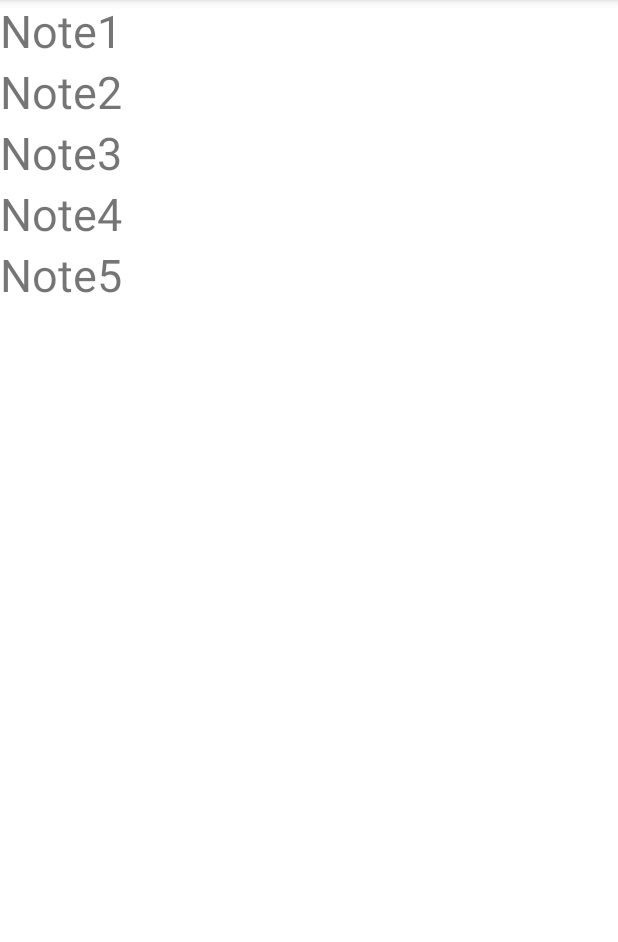
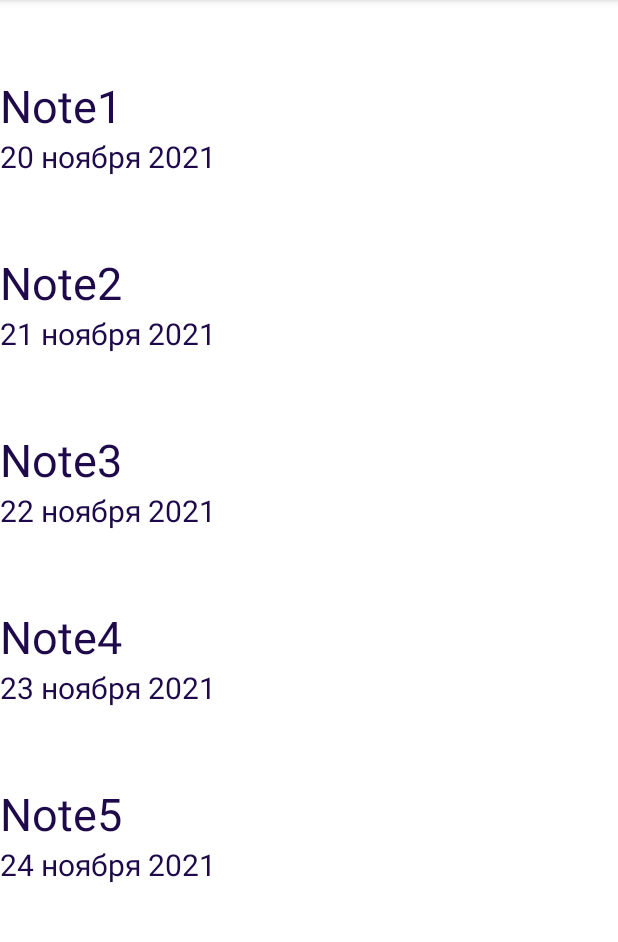
Before and after one commit to NadezhdaDyach/Notes-2021-11-27, an Android app: the screen it shows after launch (MainActivity), on a phone screen of 412 x 824 dp, the part 84-1026 px from its top. Run offline under Robolectric (Android 15) with nearby library versions, the phone set to English and light mode, and no system bars.

Commit message:
Списки

```diff
--- /dev/null
+++ b/app/src/main/java/ru/dachkovska/notes/CardsSource.java
@@ -0,0 +1,6 @@
+package ru.dachkovska.notes;
+
+public interface CardsSource {
+    Note getNote(int position);
+    int size();
+}
--- a/app/src/main/java/ru/dachkovska/notes/Note.java
+++ b/app/src/main/java/ru/dachkovska/notes/Note.java
@@ -8,11 +8,14 @@ public class Note implements Parcelable {
     private String description;
     private String crDate;
 
+    private int picture;
+
 
     protected Note(Parcel in) {
         noteName = in.readString();
         description = in.readString();
         crDate = in.readString();
+        picture=in.readInt();
     }
 
     public static final Creator<Note> CREATOR = new Creator<Note>() {
@@ -51,13 +54,22 @@ public class Note implements Parcelable {
         this.crDate = crDate;
     }
 
+    public int getPicture() {
+        return picture;
+    }
+
+    public void setPicture(int picture) {
+        this.picture = picture;
+    }
+
     public Note() {
     }
 
-    public Note(String noteName, String description, String crDate) {
+    public Note(String noteName, String description, String crDate, int picture) {
         this.noteName = noteName;
         this.description = description;
         this.crDate = crDate;
+        this.picture=picture;
     }
 
     @Override
@@ -70,5 +82,6 @@ public class Note implements Parcelable {
         dest.writeString(noteName);
         dest.writeString(description);
         dest.writeString(crDate);
+        dest.writeInt(picture);
     }
 }
--- a/app/src/main/java/ru/dachkovska/notes/NoteFragment.java
+++ b/app/src/main/java/ru/dachkovska/notes/NoteFragment.java
@@ -1,10 +1,14 @@
 package ru.dachkovska.notes;
 
 import android.content.res.Configuration;
+import android.content.res.TypedArray;
+import android.graphics.BitmapFactory;
+import android.media.Image;
 import android.os.Bundle;
 
 import androidx.annotation.NonNull;
 import androidx.annotation.Nullable;
+import androidx.appcompat.widget.AppCompatImageView;
 import androidx.fragment.app.Fragment;
 import androidx.fragment.app.FragmentManager;
 import androidx.fragment.app.FragmentTransaction;
@@ -13,6 +17,7 @@ import android.view.LayoutInflater;
 import android.view.View;
 import android.view.ViewGroup;
 import android.widget.EditText;
+import android.widget.ImageView;
 import android.widget.LinearLayout;
 import android.widget.TextView;
 
@@ -39,6 +44,7 @@ public class NoteFragment extends Fragment {
         String[] notes = getResources().getStringArray(R.array.notes);
         String[] descriptions = getResources().getStringArray(R.array.description);
         String[] dates = getResources().getStringArray(R.array.created_dates);
+        int[] pictures = getImageArray();
 
         // При помощи этого объекта будем доставать элементы, спрятанные в item.xml
         LayoutInflater ltInflater = getLayoutInflater();
@@ -57,13 +63,26 @@ public class NoteFragment extends Fragment {
             // Достаём элемент из item.xml
             View item = ltInflater.inflate(R.layout.item, layoutView, false);
             // Находим в этом элементе TextView
-            TextView tv = item.findViewById(R.id.textView);
-            tv.setText(currentNote);
+
+            AppCompatImageView image = item.findViewById(R.id.imageView);
+           // image.setImageResource(pictures[i]);
+            TextView tv1 = item.findViewById(R.id.textView1);
+            tv1.setText(currentNote);
+            TextView tv2 = item.findViewById(R.id.textView2);
+            tv2.setText(currentDate);
+
             layoutView.addView(item);
 
+
             final int position=i;
-            tv.setOnClickListener(v -> {
-                showPortDescription(new Note(currentNote,currentDescription,currentDate));
+            image.setOnClickListener(v -> {
+                showPortDescription(new Note(currentNote,currentDescription,currentDate,pictures[position]));
+            });
+            tv1.setOnClickListener(v -> {
+                showPortDescription(new Note(currentNote,currentDescription,currentDate,pictures[position]));
+            });
+            tv2.setOnClickListener(v -> {
+                showPortDescription(new Note(currentNote,currentDescription,currentDate,pictures[position]));
             });
         }
     }
@@ -76,4 +95,13 @@ public class NoteFragment extends Fragment {
                 .replace(R.id.fragment_container, DescriptionsFragment.newInstance(note)).commit();
     }
 
+    private int[] getImageArray(){
+        TypedArray pictures = getResources().obtainTypedArray(R.array.notes_imgs);
+        int length = pictures.length();
+        int[] answer = new int[length];
+        for(int i = 0; i < length; i++){
+            answer[i] = pictures.getResourceId(i, 0);
+        }
+        return answer;
+    }
 }
--- a/app/src/main/res/layout/item.xml
+++ b/app/src/main/res/layout/item.xml
@@ -1,10 +1,35 @@
 <?xml version="1.0" encoding="utf-8"?>
 <FrameLayout xmlns:android="http://schemas.android.com/apk/res/android"
+    xmlns:app="http://schemas.android.com/apk/res-auto"
     android:layout_width="match_parent" android:layout_height="wrap_content">
-    <TextView
-        android:id="@+id/textView"
-        android:layout_width="wrap_content"
+    <LinearLayout
+        android:layout_width="match_parent"
         android:layout_height="wrap_content"
-        android:text="Item"
-        android:textSize="30sp" />
+        android:orientation="vertical">
+
+        <androidx.appcompat.widget.AppCompatImageView
+            android:id="@+id/imageView"
+            android:layout_width="50dp"
+            android:layout_height="50dp"
+            android:layout_weight="1"
+            android:background="?attr/selectableItemBackgroundBorderless"
+            android:clickable="true"
+            android:scaleType="fitXY" />
+
+
+        <TextView
+            android:id="@+id/textView1"
+            android:layout_width="wrap_content"
+            android:layout_height="wrap_content"
+            android:text="Item"
+            android:textSize="30sp" />
+
+        <TextView
+            android:id="@+id/textView2"
+            android:layout_width="wrap_content"
+            android:layout_height="wrap_content"
+            android:text="Item"
+            android:textSize="20sp" />
+    </LinearLayout>
+
 </FrameLayout>
--- a/app/src/main/res/values/arrays.xml
+++ b/app/src/main/res/values/arrays.xml
@@ -1,25 +1,33 @@
 <resources>
     <string-array name="notes">
-        <item>Note1</item>
-        <item>Note2</item>
-        <item>Note3</item>
-        <item>Note4</item>
-        <item>Note5</item>
+        <item>@string/title1</item>
+        <item>@string/title2</item>
+        <item>@string/title3</item>
+        <item>@string/title4</item>
+        <item>@string/title5</item>
     </string-array>
 
     <string-array name="created_dates">
-        <item>20 ноября 2021</item>
-        <item>21 ноября 2021</item>
-        <item>22 ноября 2021</item>
-        <item>23 ноября 2021</item>
-        <item>24 ноября 2021</item>
+        <item>@string/created_date1</item>
+        <item>@string/created_date2</item>
+        <item>@string/created_date3</item>
+        <item>@string/created_date4</item>
+        <item>@string/created_date5</item>
     </string-array>
 
     <string-array name="description">
-        <item>description1</item>
-        <item>description2</item>
-        <item>description3</item>
-        <item>description4</item>
-        <item>description5</item>
+        <item>@string/description1</item>
+        <item>@string/description2</item>
+        <item>@string/description3</item>
+        <item>@string/description4</item>
+        <item>@string/description5</item>
     </string-array>
+
+    <integer-array name="notes_imgs">
+        <item>@drawable/cat1</item>
+        <item>@drawable/cat2</item>
+        <item>@drawable/cat3</item>
+        <item>@drawable/cat4</item>
+        <item>@drawable/cat5</item>
+    </integer-array>
 </resources>
--- a/app/src/main/res/values/colors.xml
+++ b/app/src/main/res/values/colors.xml
@@ -7,4 +7,5 @@
     <color name="teal_700">#FF018786</color>
     <color name="black">#FF000000</color>
     <color name="white">#FFFFFFFF</color>
+    <color name="colorText">#1E0A4A</color>
 </resources>
--- a/app/src/main/res/values/strings.xml
+++ b/app/src/main/res/values/strings.xml
@@ -15,4 +15,19 @@
     <string name="exit_alertdialog_negative_button_text">Нет</string>
     <string name="exit_alertdialog_positive_button_toast_text">Выход из приложения</string>
     <string name="exit_alertdialog_negative_button_toast_text">Возврат в приложение</string>
+    <string name="title1">Note1</string>
+    <string name="title2">Note2</string>
+    <string name="title3">Note3</string>
+    <string name="title4">Note4</string>
+    <string name="title5">Note5</string>
+    <string name="created_date1">20 ноября 2021</string>
+    <string name="created_date2">21 ноября 2021</string>
+    <string name="created_date3">22 ноября 2021</string>
+    <string name="created_date4">23 ноября 2021</string>
+    <string name="created_date5">24 ноября 2021</string>
+    <string name="description1">description1</string>
+    <string name="description2">description2</string>
+    <string name="description3">description3</string>
+    <string name="description4">description4</string>
+    <string name="description5">description5</string>
 </resources>
--- a/app/src/main/res/values/themes.xml
+++ b/app/src/main/res/values/themes.xml
@@ -5,6 +5,7 @@
         <item name="colorPrimary">@color/purple_500</item>
         <item name="colorPrimaryVariant">@color/purple_700</item>
         <item name="colorOnPrimary">@color/white</item>
+        <item name="android:textColor">@color/colorText</item>
         <!-- Secondary brand color. -->
         <item name="colorSecondary">@color/teal_200</item>
         <item name="colorSecondaryVariant">@color/teal_700</item>
```
Also changed, not shown: app/src/main/res/drawable-v24/cat1.jpg (added), app/src/main/res/drawable-v24/cat3.jpg (added), 3 other files.
